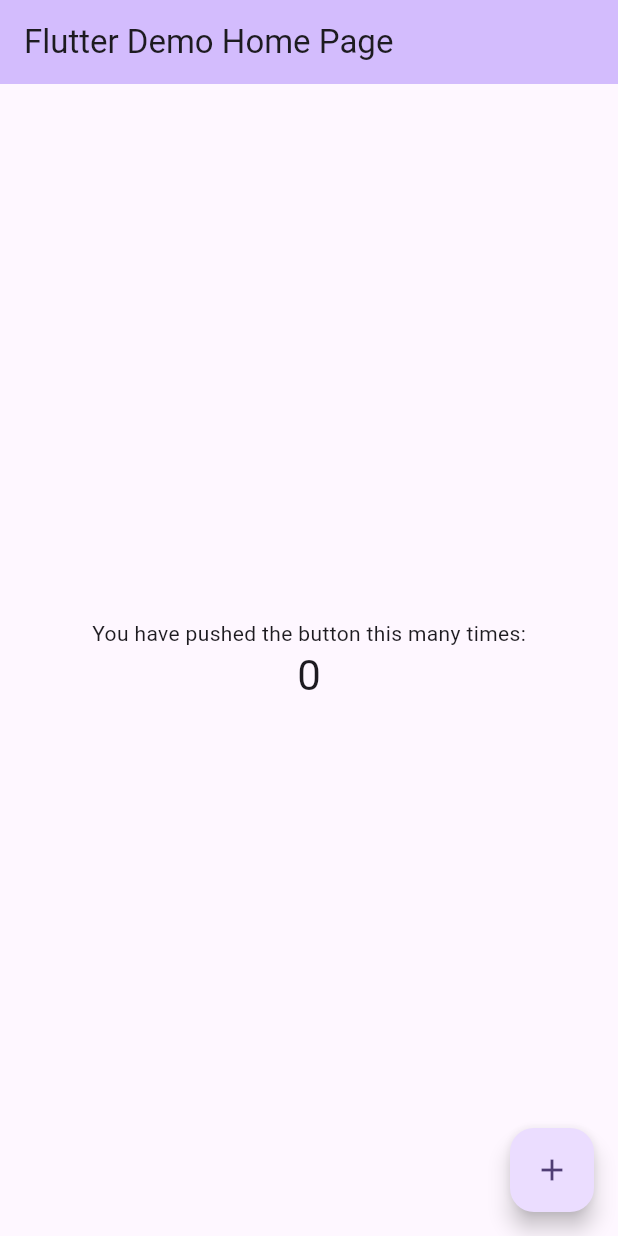
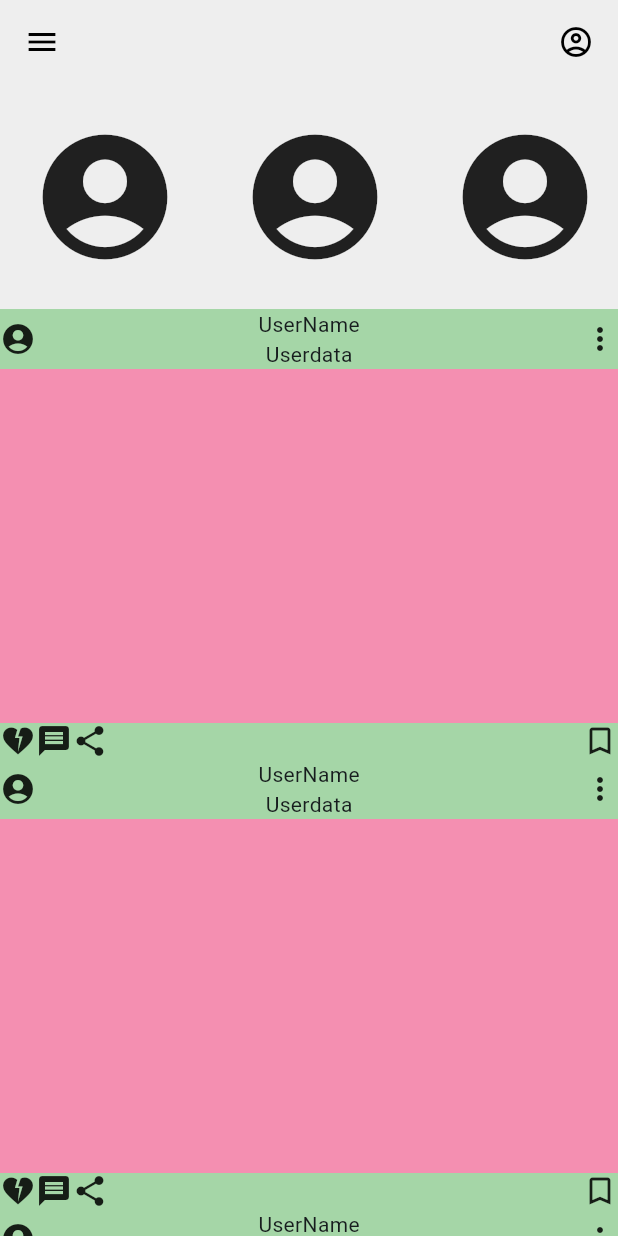
Before and after one commit to abhaysagarofficial/Imagegram, a Flutter app: the screen it shows after launch, on a phone screen of 412 x 824 dp. Run offline on Flutter 3.47's test engine with Material 3 defaults, Android fonts, the phone set to English and light mode, and no system bars.

Commit message:
Remove demo app and adding basic stucture of app

```diff
--- /dev/null
+++ b/lib/customWidgets/photoBooth.dart
@@ -0,0 +1,37 @@
+import 'package:flutter/cupertino.dart';
+import 'package:flutter/material.dart';
+class Photobooth extends StatelessWidget{
+  @override
+  Widget build(BuildContext context) {
+    return Container(
+      width: double.infinity,
+      height: 300,
+      color: Colors.green[200],
+      child: Column(
+        children: [
+          Row(
+            children: [
+              Icon(Icons.account_circle_sharp),
+              Expanded(child: Column(children: [Text('UserName'),Text('Userdata')],)),
+              Icon(Icons.more_vert)
+            ],
+          ),
+          Expanded(child: Container(color: Colors.pink[200],)),
+          Row(
+            mainAxisAlignment: MainAxisAlignment.spaceBetween,
+            children: [
+              Row(
+                children: [
+                  Icon(Icons.heart_broken),
+                  Icon(Icons.message),
+                  Icon(Icons.share)
+                ],
+              ),
+              Icon(Icons.bookmark_border)
+            ],
+          )
+        ],
+      ),
+    );
+  }
+}
--- a/lib/main.dart
+++ b/lib/main.dart
@@ -1,125 +1,80 @@
 import 'package:flutter/material.dart';
-
+import 'customWidgets/photoBooth.dart';
 void main() {
   runApp(const MyApp());
 }
-
 class MyApp extends StatelessWidget {
   const MyApp({super.key});
-
-  // This widget is the root of your application.
   @override
   Widget build(BuildContext context) {
     return MaterialApp(
-      title: 'Flutter Demo',
+      title: 'Mytitle',
+      debugShowCheckedModeBanner: false,
       theme: ThemeData(
-        // This is the theme of your application.
-        //
-        // TRY THIS: Try running your application with "flutter run". You'll see
-        // the application has a purple toolbar. Then, without quitting the app,
-        // try changing the seedColor in the colorScheme below to Colors.green
-        // and then invoke "hot reload" (save your changes or press the "hot
-        // reload" button in a Flutter-supported IDE, or press "r" if you used
-        // the command line to start the app).
-        //
-        // Notice that the counter didn't reset back to zero; the application
-        // state is not lost during the reload. To reset the state, use hot
-        // restart instead.
-        //
-        // This works for code too, not just values: Most code changes can be
-        // tested with just a hot reload.
-        colorScheme: ColorScheme.fromSeed(seedColor: Colors.deepPurple),
+        colorScheme: ColorScheme.fromSeed(seedColor: Colors.grey),
         useMaterial3: true,
       ),
-      home: const MyHomePage(title: 'Flutter Demo Home Page'),
+      home: MyHomePage(),
     );
   }
 }
-
-class MyHomePage extends StatefulWidget {
-  const MyHomePage({super.key, required this.title});
-
-  // This widget is the home page of your application. It is stateful, meaning
-  // that it has a State object (defined below) that contains fields that affect
-  // how it looks.
-
-  // This class is the configuration for the state. It holds the values (in this
-  // case the title) provided by the parent (in this case the App widget) and
-  // used by the build method of the State. Fields in a Widget subclass are
-  // always marked "final".
-
-  final String title;
-
-  @override
-  State<MyHomePage> createState() => _MyHomePageState();
-}
-
-class _MyHomePageState extends State<MyHomePage> {
-  int _counter = 0;
-
-  void _incrementCounter() {
-    setState(() {
-      // This call to setState tells the Flutter framework that something has
-      // changed in this State, which causes it to rerun the build method below
-      // so that the display can reflect the updated values. If we changed
-      // _counter without calling setState(), then the build method would not be
-      // called again, and so nothing would appear to happen.
-      _counter++;
-    });
-  }
-
+class MyHomePage extends StatelessWidget {
   @override
   Widget build(BuildContext context) {
-    // This method is rerun every time setState is called, for instance as done
-    // by the _incrementCounter method above.
-    //
-    // The Flutter framework has been optimized to make rerunning build methods
-    // fast, so that you can just rebuild anything that needs updating rather
-    // than having to individually change instances of widgets.
     return Scaffold(
       appBar: AppBar(
-        // TRY THIS: Try changing the color here to a specific color (to
-        // Colors.amber, perhaps?) and trigger a hot reload to see the AppBar
-        // change color while the other colors stay the same.
-        backgroundColor: Theme.of(context).colorScheme.inversePrimary,
-        // Here we take the value from the MyHomePage object that was created by
-        // the App.build method, and use it to set our appbar title.
-        title: Text(widget.title),
-      ),
-      body: Center(
-        // Center is a layout widget. It takes a single child and positions it
-        // in the middle of the parent.
-        child: Column(
-          // Column is also a layout widget. It takes a list of children and
-          // arranges them vertically. By default, it sizes itself to fit its
-          // children horizontally, and tries to be as tall as its parent.
-          //
-          // Column has various properties to control how it sizes itself and
-          // how it positions its children. Here we use mainAxisAlignment to
-          // center the children vertically; the main axis here is the vertical
-          // axis because Columns are vertical (the cross axis would be
-          // horizontal).
-          //
-          // TRY THIS: Invoke "debug painting" (choose the "Toggle Debug Paint"
-          // action in the IDE, or press "p" in the console), to see the
-          // wireframe for each widget.
-          mainAxisAlignment: MainAxisAlignment.center,
-          children: <Widget>[
-            const Text(
-              'You have pushed the button this many times:',
-            ),
-            Text(
-              '$_counter',
-              style: Theme.of(context).textTheme.headlineMedium,
-            ),
+        backgroundColor: Colors.grey[200],
+        title: Row(
+          mainAxisAlignment: MainAxisAlignment.spaceBetween,
+          children: [
+            Icon(Icons.menu, color: Colors.black),
+            Container(
+              child: ClipRRect(
+                borderRadius: BorderRadius.circular(20),
+                child: Icon(Icons.account_circle_outlined, color: Colors.black),
+              ),
+            )
           ],
         ),
       ),
-      floatingActionButton: FloatingActionButton(
-        onPressed: _incrementCounter,
-        tooltip: 'Increment',
-        child: const Icon(Icons.add),
-      ), // This trailing comma makes auto-formatting nicer for build methods.
+      body: ListView(
+        children: [
+          // Horizontal List
+          Container(
+            height: 150,  // Set a fixed height for the horizontal list container
+            color: Colors.grey[200],
+            child: ListView.builder(
+              scrollDirection: Axis.horizontal,
+              itemCount: 10,
+              itemBuilder: (BuildContext context, int index) {
+                return Container(
+                  margin: EdgeInsets.all(20),
+                  width: 100,
+                  height: 100,
+                  child: ClipRRect(
+                    child: Icon(
+                      Icons.account_circle_sharp,
+                      size: 100,
+                    ),
+                  ),
+                );
+              },
+            ),
+          ),
+          // Vertical List below
+          Container(
+            color: Colors.grey[200],
+            child: ListView.builder(
+              physics: NeverScrollableScrollPhysics(), // Disable scrolling for this internal list
+              shrinkWrap: true, // Allow the ListView to occupy only as much space as needed
+              itemCount: 15,
+              itemBuilder: (BuildContext context, int index) {
+                return Photobooth();
+              },
+            ),
+          ),
+        ],
+      ),
     );
   }
 }
```
